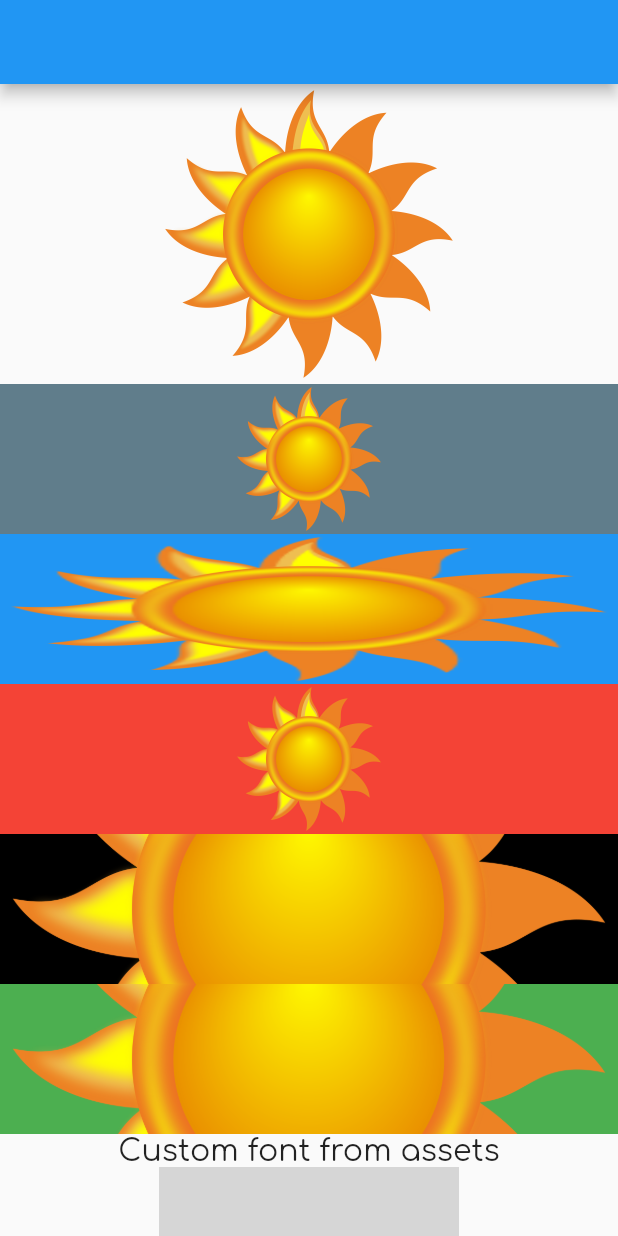
After one commit to NikKalitov/labs_for_students, a Flutter app: the HomePage screen opened directly, on a phone screen of 412 x 824 dp. The commit adds this screen. Run offline on Flutter 3.47's test engine with Material 2 defaults, Android fonts, the phone set to English and light mode, and no system bars; network calls fail; grey boxes are pictures that could not be loaded.

Commit message:
New commit

```diff
--- a/lib/main.dart
+++ b/lib/main.dart
@@ -1,5 +1,6 @@
 import 'skillbox_3_2/main.dart' as skillbox_3_2;
+import 'skillbox_4/main.dart' as skillbox_4;
 
 void main() {
-  skillbox_3_2.main();
+  skillbox_4.main();
 }
--- /dev/null
+++ b/lib/skillbox_3_2/info.txt
@@ -0,0 +1,9 @@
+Подключение assets
+    - загрузили целую папку в assets, что позволило получить доступ к ее содержимому
+    - вывели картинку через относительный путь к картинке
+
+Подключили свой шрифт через assets
+
+Отобразили картинку по ссылке из интернета
+
+Вписываем картинку в контейнер
--- a/lib/skillbox_3_2/main.dart
+++ b/lib/skillbox_3_2/main.dart
@@ -11,6 +11,128 @@ class MyApp extends StatelessWidget {
 
   @override
   Widget build(BuildContext context) {
-    return MaterialApp();
+    return MaterialApp(
+      home: HomePage(),
+    );
   }
 }
+
+class HomePage extends StatelessWidget {
+  const HomePage({super.key});
+
+  @override
+  Widget build(BuildContext context) {
+    return Scaffold(
+      appBar: AppBar(),
+      body: Center(
+        child: SingleChildScrollView(
+          child: Column(
+            children: [
+              // Картинка из assets
+              Image.asset(
+                'assets/images/sun.png',
+                height: 200,
+                width: 200,
+              ),
+
+              // Картинка в контейнере (cover)
+              Container(
+                height: 100,
+                decoration: BoxDecoration(
+                  color: Colors.blueGrey,
+                  image: DecorationImage(
+                    fit: BoxFit.contain,
+                    image: AssetImage(
+                      'assets/images/sun.png',
+                    ),
+                  ),
+                ),
+              ),
+
+              // Картинка в контейнере (fill)
+              Container(
+                height: 100,
+                decoration: BoxDecoration(
+                  color: Colors.blue,
+                  image: DecorationImage(
+                    fit: BoxFit.fill,
+                    image: AssetImage(
+                      'assets/images/sun.png',
+                    ),
+                  ),
+                ),
+              ),
+
+              // Картинка в контейнере (fitHeight)
+              Container(
+                height: 100,
+                decoration: BoxDecoration(
+                  color: Colors.red,
+                  image: DecorationImage(
+                    fit: BoxFit.fitHeight,
+                    image: AssetImage(
+                      'assets/images/sun.png',
+                    ),
+                  ),
+                ),
+              ),
+
+              // Картинка в контейнере (fitWidth)
+              Container(
+                height: 100,
+                decoration: BoxDecoration(
+                  color: Colors.black,
+                  image: DecorationImage(
+                    fit: BoxFit.fitWidth,
+                    image: AssetImage(
+                      'assets/images/sun.png',
+                    ),
+                  ),
+                ),
+              ),
+
+              // Картинка в контейнере (cover)
+              Container(
+                height: 100,
+                decoration: BoxDecoration(
+                  color: Colors.green,
+                  image: DecorationImage(
+                    fit: BoxFit.cover,
+                    image: AssetImage(
+                      'assets/images/sun.png',
+                    ),
+                  ),
+                ),
+              ),
+
+              // Текст со шрифтом из assets
+              Text(
+                'Custom font from assets',
+                style: TextStyle(
+                  fontFamily: 'Comfortaa',
+                  fontSize: 20,
+                ),
+              ),
+
+              // Картинка из интернета
+              Image.network(
+                'https://www.seekpng.com/png/full/258-2583831_sun-transparent-background-download-sun-png.png',
+                height: 200,
+                width: 200,
+              ),
+
+              ConstrainedBox(
+                constraints: BoxConstraints(
+                  maxWidth: 200,
+                ),
+                child: Text(
+                  'Big text big text big text big text big text big text big text big text big text big text big text big text big text big text big text big text big text big text big text big text ',
+                ),
+              ),
+            ],
+          ),
+        ),
+      ),
+    );
+  }
+}
--- /dev/null
+++ b/lib/skillbox_4/info.txt
@@ -0,0 +1 @@
+Рассматриваем stateless и stateful виджеты и разницу между ними
--- /dev/null
+++ b/lib/skillbox_4/main.dart
@@ -0,0 +1,19 @@
+// ignore_for_file: prefer_const_constructors
+import 'package:flutter/material.dart';
+import './skillbox_4_2/home_page.dart' as Stateful;
+import './skillbox_4_4/home_page.dart' as Stateless;
+
+void main() {
+  runApp(MyApp());
+}
+
+class MyApp extends StatelessWidget {
+  const MyApp({super.key});
+
+  @override
+  Widget build(BuildContext context) {
+    return MaterialApp(
+      home: Stateful.HomePage(),
+    );
+  }
+}
--- /dev/null
+++ b/lib/skillbox_4/skillbox_4_2/home_page.dart
@@ -0,0 +1,48 @@
+// ignore_for_file: prefer_const_constructors
+
+import 'package:flutter/material.dart';
+import 'package:flutter/scheduler.dart';
+
+class HomePage extends StatefulWidget {
+  const HomePage({super.key});
+
+  // Создание state
+  @override
+  State<HomePage> createState() => _HomePageState();
+}
+
+class _HomePageState extends State<HomePage> {
+  // Метод, который вызывается первым при создании state
+  @override
+  void initState() {
+    super.initState();
+  }
+
+  // Вызывается вторым при создании state, редко используется
+  @override
+  void didChangeDependencies() {
+    super.didChangeDependencies();
+  }
+
+  @override
+  Widget build(BuildContext context) {
+    return Scaffold(
+      body: Center(),
+    );
+  }
+
+  @override
+  void didUpdateWidget(covariant HomePage oldWidget) {
+    super.didUpdateWidget(oldWidget);
+  }
+
+  @override
+  void deactivate() {
+    super.deactivate();
+  }
+
+  @override
+  void dispose() {
+    super.dispose();
+  }
+}
--- /dev/null
+++ b/lib/skillbox_4/skillbox_4_4/home_page.dart
@@ -0,0 +1,14 @@
+// ignore_for_file: prefer_const_constructors
+
+import 'package:flutter/material.dart';
+
+class HomePage extends StatelessWidget {
+  const HomePage({super.key});
+
+  @override
+  Widget build(BuildContext context) {
+    return Scaffold(
+      body: Center(),
+    );
+  }
+}
```
Also changed, not shown: pubspec.yaml (+7 -3 lines), assets/fonts/Comfortaa.ttf (added).
